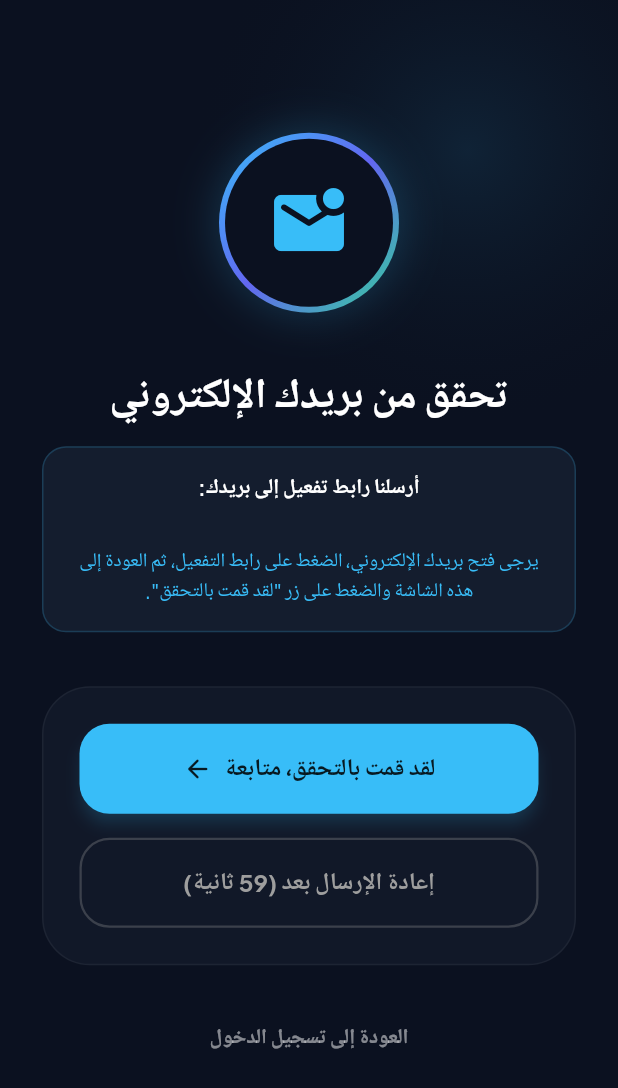
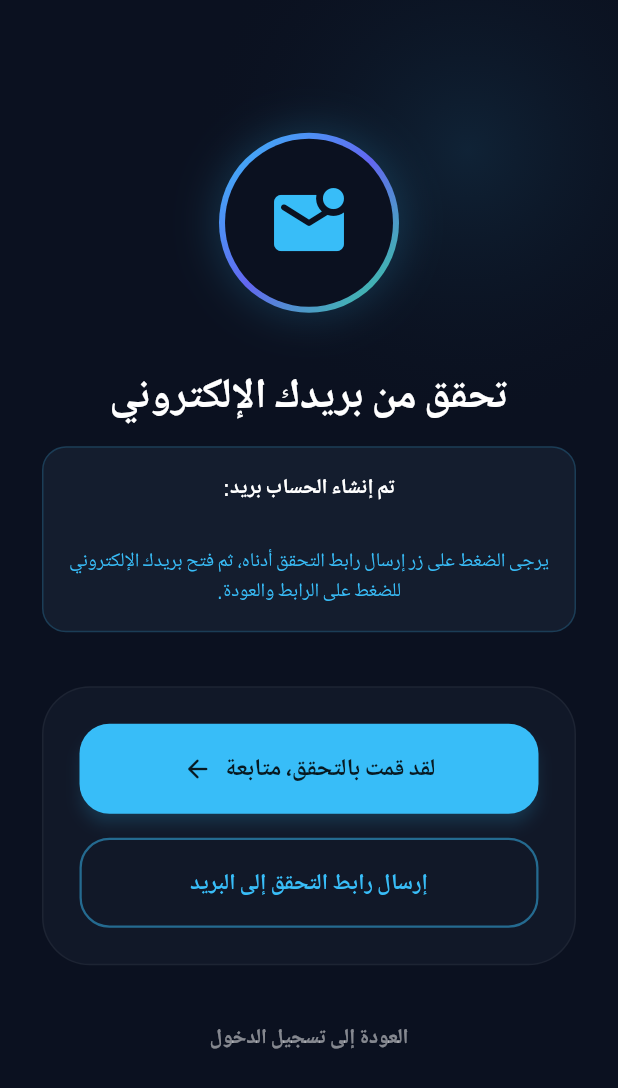
Before and after one commit to qalgile-coder/ROSE_STORE, a Flutter app: the VerifyEmailScreen screen opened by its route, on a phone screen of 412 x 824 dp. Shown: the top 1088 px of the screen. Run offline on Flutter 3.47's test engine with Material 3 defaults, Android fonts, the phone set to English and light mode, and no system bars; our stand-ins replace audioplayers, cloud_firestore, connectivity_plus, emoji_picker_flutter, file_picker, firebase_auth and 19 more; missing offline and left inert: cloudinary_public, mailer, record; accounts and stored records are empty.

Commit message:
Update verify email screen to show send link button first without initial timer

```diff
--- a/lib/screens/verify_email_screen.dart
+++ b/lib/screens/verify_email_screen.dart
@@ -19,15 +19,16 @@ class _VerifyEmailScreenState extends ConsumerState<VerifyEmailScreen> {
   bool _isChecking = false;
   bool _isResending = false;
 
-  // متغيرات خاصة بالمؤقت لزر إعادة الإرسال
+  // متغيرات خاصة بالمؤقت لزر إرسال الرابط (يبدأ متاحاً ولا يعمل المؤقت تلقائياً)
   int _resendCountdown = 60;
   Timer? _timer;
-  bool _canResend = false;
+  bool _canResend = true; // السماح بالإرسال فور الدخول للشاشة دون مؤقت مسبق
+  bool _hasSentFirstTime = false; // تتبع ما إذا تم الضغط لأول مرة
 
   @override
   void initState() {
     super.initState();
-    _startResendTimer();
+    // تم إلغاء بدء المؤقت التلقائي هنا بناءً على طلبك
   }
 
   @override
@@ -40,6 +41,7 @@ class _VerifyEmailScreenState extends ConsumerState<VerifyEmailScreen> {
     setState(() {
       _resendCountdown = 60;
       _canResend = false;
+      _hasSentFirstTime = true;
     });
     _timer?.cancel();
     _timer = Timer.periodic(const Duration(seconds: 1), (timer) {
@@ -90,8 +92,8 @@ class _VerifyEmailScreenState extends ConsumerState<VerifyEmailScreen> {
       if (user != null && !user.emailVerified) {
         await user.sendEmailVerification();
         if (!mounted) return;
-        _showCustomSnackBar('تم إعادة إرسال رابط التحقق بنجاح', AppColors.success);
-        _startResendTimer(); // إعادة تفعيل المؤقت بعد الإرسال الناجح
+        _showCustomSnackBar('تم إرسال رابط التحقق بنجاح', AppColors.success);
+        _startResendTimer(); // تشغيل المؤقت فور الضغط والإرسال الناجح
       }
     } catch (e) {
       if (!mounted) return;
@@ -198,7 +200,7 @@ class _VerifyEmailScreenState extends ConsumerState<VerifyEmailScreen> {
 
                     const SizedBox(height: 12),
 
-                    // توضيح احترافي للمستخدم لفتح البريد والضغط على الرابط والعودة
+                    // توضيح احترافي للمستخدم
                     Container(
                       padding: const EdgeInsets.all(16),
                       decoration: BoxDecoration(
@@ -210,8 +212,8 @@ class _VerifyEmailScreenState extends ConsumerState<VerifyEmailScreen> {
                         children: [
                           Text(
                             widget.email != null
-                                ? 'أرسلنا رابط تفعيل إلى بريدك:\n${widget.email}'
-                                : 'أرسلنا رابط تفعيل إلى بريدك الإلكتروني.',
+                                ? 'تم إنشاء الحساب بريد:\n${widget.email}'
+                                : 'تم إنشاء حسابك بنجاح.',
                             style: GoogleFonts.plusJakartaSans(
                               fontSize: 14,
                               color: Colors.white,
@@ -222,7 +224,7 @@ class _VerifyEmailScreenState extends ConsumerState<VerifyEmailScreen> {
                           ),
                           const SizedBox(height: 8),
                           Text(
-                            'يرجى فتح بريدك الإلكتروني، الضغط على رابط التفعيل، ثم العودة إلى هذه الشاشة والضغط على زر "لقد قمت بالتحقق".',
+                            'يرجى الضغط على زر إرسال رابط التحقق أدناه، ثم فتح بريدك الإلكتروني للضغط على الرابط والعودة.',
                             style: GoogleFonts.plusJakartaSans(
                               fontSize: 13,
                               color: accentColor,
@@ -286,7 +288,7 @@ class _VerifyEmailScreenState extends ConsumerState<VerifyEmailScreen> {
 
                           const SizedBox(height: 16),
 
-                          // Secondary Button (Resend Email with Timer)
+                          // Secondary Button (Send Link / Resend with Timer)
                           SizedBox(
                             width: double.infinity,
                             height: 60,
@@ -308,10 +310,10 @@ class _VerifyEmailScreenState extends ConsumerState<VerifyEmailScreen> {
                                     )
                                   : Text(
                                       _canResend
-                                          ? 'إعادة إرسال البريد'
+                                          ? (_hasSentFirstTime ? 'إعادة إرسال رابط التحقق' : 'إرسال رابط التحقق إلى البريد')
                                           : 'إعادة الإرسال بعد (${_resendCountdown} ثانية)',
                                       style: GoogleFonts.plusJakartaSans(
-                                        fontSize: 16,
+                                        fontSize: 15,
                                         fontWeight: FontWeight.w700,
                                         color: _canResend ? accentColor : Colors.grey,
                                       ),
```
